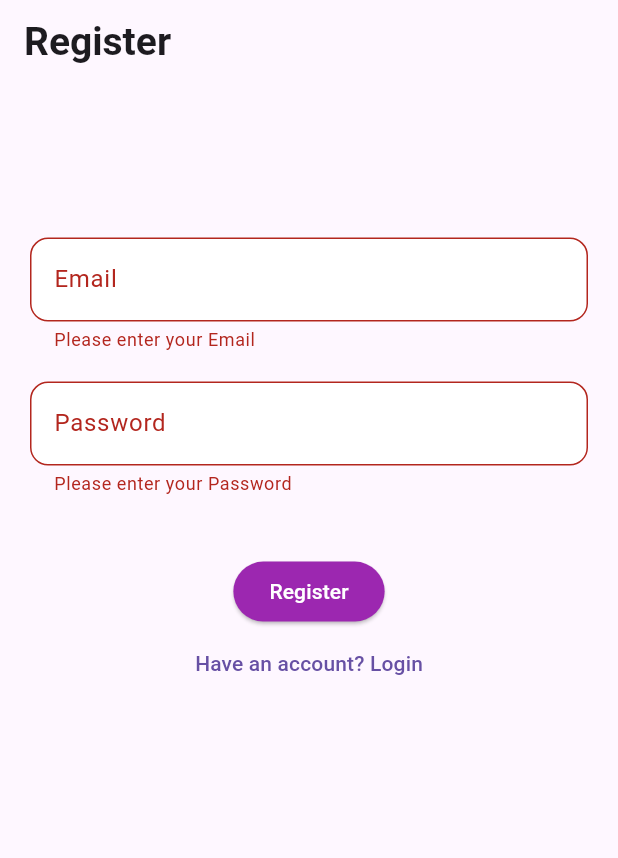
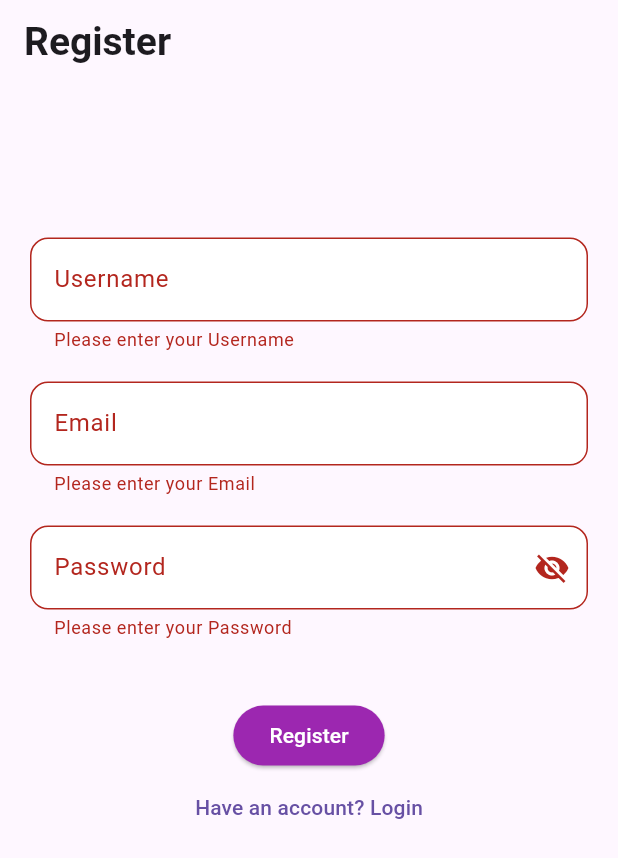
Before and after one commit to Maasmari/Muslim-Guide, a Flutter app: the screen it shows after launch, after a tap on "Login", after a tap on "Need an account? Register", after a tap on "Register", on a phone screen of 412 x 824 dp. Shown: the top 858 px of the screen. Run offline on Flutter 3.47's test engine with Material 3 defaults, Android fonts, the phone set to English and light mode, and no system bars; our stand-ins replace adhan, firebase_auth, firebase_core, geolocator, hijri, scrollable_positioned_list and 2 more; accounts and stored records are empty.

Commit message:
link DB and login
wip

```diff
--- a/muslim_guide/lib/muslim_guide.dart
+++ b/muslim_guide/lib/muslim_guide.dart
@@ -1,5 +1,6 @@
 import 'package:firebase_auth/firebase_auth.dart';
 import 'package:flutter/material.dart';
+import 'package:muslim_guide/database/register_user.dart';
 import 'package:muslim_guide/quran/constant.dart';
 import 'package:muslim_guide/screens/home_screen.dart';
 import 'package:muslim_guide/screens/performance_screen.dart';
@@ -7,6 +8,7 @@ import 'package:muslim_guide/screens/schedule_screen.dart';
 import 'package:muslim_guide/screens/settings_screen.dart';
 import 'package:muslim_guide/quran/quran.dart';
 import 'package:muslim_guide/screens/task_list_screen.dart';
+import 'package:muslim_guide/test_node.dart';
 
 class MuslimGuide extends StatefulWidget {
   const MuslimGuide({super.key});
@@ -36,7 +38,8 @@ class _MuslimGuideState extends State<MuslimGuide> {
       case 0:
         return HomeScreen(changeScreen: _selectPage);
       case 1:
-        return PerformanceScreen();
+        // return PerformanceScreen();
+        return MyApp();
       case 2:
         return const ScheduleScreen();
       case 3:
@@ -55,6 +58,9 @@ class _MuslimGuideState extends State<MuslimGuide> {
     String? uid = user?.uid;
     String? email = user?.email;
     print('uid: $uid, email: $email');
+    String? displayName = user?.displayName;
+    print('Username (displayName) set to: $displayName');
+    //registerUser(uid!, email!, displayName!);
     return MaterialApp(
       home: Scaffold(
         body: _getScreen(activeScreen),
--- a/muslim_guide/lib/screens/login_screen.dart
+++ b/muslim_guide/lib/screens/login_screen.dart
@@ -1,5 +1,6 @@
 import 'package:flutter/material.dart';
 import 'package:firebase_auth/firebase_auth.dart';
+import 'package:muslim_guide/database/register_user.dart';
 import '../auth.dart';
 
 class LoginScreen extends StatefulWidget {
@@ -12,9 +13,11 @@ class _LoginScreenState extends State<LoginScreen> {
   String? errorMessage = '';
   bool isLogin = true;
   String appbarText = 'Login';
+  bool _isPasswordHidden = true;
 
   final TextEditingController _controllerEmail = TextEditingController();
   final TextEditingController _controllerPassword = TextEditingController();
+  final TextEditingController _controllerUsername = TextEditingController();
 
   Future<void> signInWithEmailAndPassword() async {
     if (_formKey.currentState!.validate()) {
@@ -33,25 +36,63 @@ class _LoginScreenState extends State<LoginScreen> {
   Future<void> createUserWithEmailAndPassword() async {
     if (_formKey.currentState!.validate()) {
       try {
-        await Auth().createUserWithEmailAndPassword(
-            email: _controllerEmail.text.trim(),
-            password: _controllerPassword.text.trim());
+        UserCredential userCredential =
+            await FirebaseAuth.instance.createUserWithEmailAndPassword(
+          email: _controllerEmail.text.trim(),
+          password: _controllerPassword.text.trim(),
+        );
+
+        // Updating the user's display name
+        await userCredential.user!
+            .updateDisplayName(_controllerUsername.text.trim());
+        await userCredential.user!.reload(); // Make sure the user is updated
+
+        // Fetch the updated user
+        User? updatedUser = FirebaseAuth.instance.currentUser;
+
+        // Additional check to ensure displayName is updated
+        final int maxRetries = 5;
+        int currentTry = 0;
+        while (updatedUser!.displayName == null && currentTry < maxRetries) {
+          await Future.delayed(Duration(seconds: 1)); // Wait for a second
+          await updatedUser.reload();
+          updatedUser = FirebaseAuth.instance.currentUser;
+          currentTry++;
+        }
+
+        if (updatedUser.displayName != null) {
+          // Call registerUser with non-null values
+          await registerUser(
+            updatedUser.uid,
+            updatedUser.email!,
+            updatedUser.displayName!,
+          );
+        } else {
+          print('Unable to update displayName after retries.');
+          // Handle the case where displayName is still not updated
+        }
       } on FirebaseAuthException catch (e) {
         setState(() {
           errorMessage = e.message;
         });
+      } catch (e) {
+        print('An unexpected error occurred: $e');
       }
     }
   }
 
   Widget _entryField(String title, TextEditingController controller,
-      {bool isPassword = false}) {
+      {bool isPassword = false, bool isUsername = false}) {
     return TextFormField(
       controller: controller,
-      obscureText: isPassword,
+      obscureText: isPassword ? _isPasswordHidden : false,
       validator: (value) {
         if (value!.isEmpty) {
           return 'Please enter your $title';
+        }
+        // Additional validation for the username can be placed here
+        if (isUsername && value.length < 4) {
+          return 'Username must be at least 4 characters long';
         }
         return null;
       },
@@ -62,6 +103,18 @@ class _LoginScreenState extends State<LoginScreen> {
         ),
         fillColor: Colors.white,
         filled: true,
+        suffixIcon: isPassword
+            ? IconButton(
+                icon: Icon(
+                  _isPasswordHidden ? Icons.visibility_off : Icons.visibility,
+                ),
+                onPressed: () {
+                  setState(() {
+                    _isPasswordHidden = !_isPasswordHidden;
+                  });
+                },
+              )
+            : null,
       ),
     );
   }
@@ -124,6 +177,12 @@ class _LoginScreenState extends State<LoginScreen> {
                 mainAxisAlignment: MainAxisAlignment.center,
                 children: <Widget>[
                   SizedBox(height: MediaQuery.of(context).size.height * 0.1),
+                  // Conditionally show the username field for registration first
+                  if (!isLogin) ...[
+                    _entryField('Username', _controllerUsername,
+                        isUsername: true),
+                    SizedBox(height: 20),
+                  ],
                   _entryField('Email', _controllerEmail),
                   SizedBox(height: 20),
                   _entryField('Password', _controllerPassword,
--- a/muslim_guide/pubspec.yaml
+++ b/muslim_guide/pubspec.yaml
@@ -44,6 +44,7 @@ dependencies:
   scrollable_positioned_list: ^0.3.8
   firebase_core: ^2.27.0
   firebase_auth: ^4.17.8
+  http: ^1.2.0
 
 dev_dependencies:
   flutter_test:
```
Also changed, not shown: muslim_guide/lib/database/register_user.dart (added, +40 -0 lines), muslim_guide/lib/test_node.dart (added, +54 -0 lines), muslim_guide/pubspec.lock, 4 other files.
